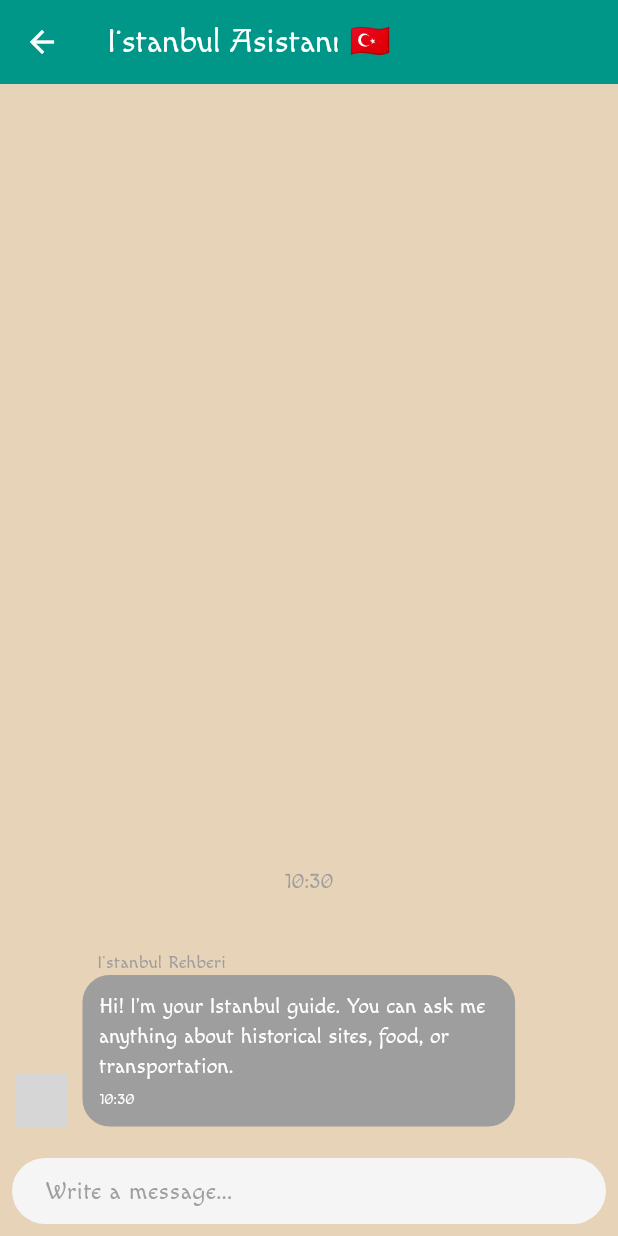
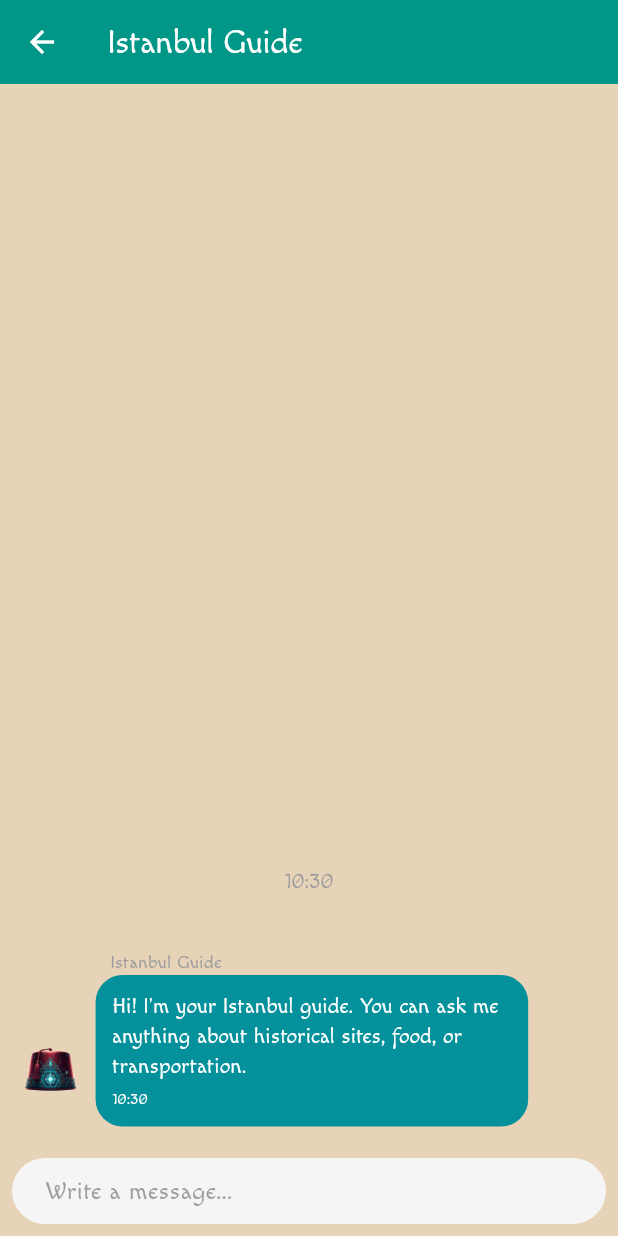
Before and after one commit to zehrayldz00/istanbulguide, a Flutter app: the GuideView screen opened directly, on a phone screen of 412 x 824 dp. Run offline on Flutter 3.47's test engine with Material 3 defaults, Android fonts, the phone set to English and light mode, and no system bars; drawn by our look-alikes of dash_chat_2; our stand-ins replace cached_network_image, cloud_firestore, dartz, equatable, firebase_auth, firebase_core and 5 more; accounts and stored records are empty; network calls fail; grey boxes are pictures that could not be loaded.

Commit message:
use cached_network_image package for popular placess images

```diff
--- a/lib/core/config/theme/app_colors.dart
+++ b/lib/core/config/theme/app_colors.dart
@@ -9,6 +9,7 @@ class AppColors{
   static const buttonTextColor = Colors.white;
 
   static const textFieldBackGroundColor = Color(0x80FFFFFF);
+  static const aiTextBackGroundColor = Color(0x24FFFFFF);
   static const hintColor = Color(0x80878787);
   static const subtitleHome = Color(0xFF878787);
   static const clickableNames = Color(0xFF515151);
--- a/lib/presentation/features/guide/pages/guide_page.dart
+++ b/lib/presentation/features/guide/pages/guide_page.dart
@@ -1,6 +1,8 @@
 import 'package:flutter/material.dart';
 import 'package:flutter_bloc/flutter_bloc.dart';
 import 'package:dash_chat_2/dash_chat_2.dart';
+import 'package:flutter_screenutil/flutter_screenutil.dart';
+import 'package:istanbulguidetwo/core/config/theme/app_colors.dart';
 import '../../../../service_locator.dart';
 import '../bloc/guide_cubit.dart';
 import '../bloc/guide_state.dart';
@@ -28,22 +30,22 @@ class _GuideViewState extends State<GuideView> {
   final ChatUser _currentUser = ChatUser(id: '1', firstName: 'Ben');
   final ChatUser _aiUser = ChatUser(
     id: '2',
-    firstName: 'İstanbul Rehberi',
-    profileImage: "https://cdn-icons-png.flaticon.com/512/4712/4712035.png",
+    firstName: 'Istanbul Guide',
+    profileImage: "assets/images/avatar.png",
   );
 
   @override
   Widget build(BuildContext context) {
     return Scaffold(
       appBar: AppBar(
-        title: const Text("İstanbul Asistanı 🇹🇷"),
+        title: const Text("Istanbul Guide"),
         backgroundColor: Colors.teal,
         foregroundColor: Colors.white,
       ),
       body: BlocBuilder<GuideCubit, GuideState>(
         builder: (context, state) {
           if (state is GuideError) {
-            return Center(child: Text("Hata: ${state.message}"));
+            return Center(child: Text("Error: ${state.message}"));
           }
 
           if (state is GuideLoaded) {
@@ -66,10 +68,30 @@ class _GuideViewState extends State<GuideView> {
                 inputTextStyle: TextStyle(color: Colors.black),
                 sendOnEnter: true,
               ),
-              messageOptions: const MessageOptions(
-                currentUserContainerColor: Colors.teal,
-                containerColor: Colors.grey,
-                textColor: Colors.white,
+              messageOptions: MessageOptions(
+                avatarBuilder: (ChatUser user, Function? onPress, Function? onLongPress) {
+                  if (user.id == _aiUser.id) {
+                    return Padding(
+                      padding: EdgeInsets.only(right: 5.w, left: 8.w,),
+                      child: Container(
+                        width: 45.w,
+                        height: 60.h,
+                        decoration: BoxDecoration(
+                          image: DecorationImage(
+                            image: AssetImage(user.profileImage ?? ''),
+                            fit: BoxFit.cover,
+                          ),
+                          color: Colors.transparent,
+
+                        ),
+                      ),
+                    );
+                  }
+                  return const SizedBox.shrink();
+                },
+                currentUserContainerColor: AppColors.x,
+                containerColor: AppColors.primary,
+                textColor: AppColors.textColor,
                 currentUserTextColor: Colors.white,
                 showTime: true,
               ),
--- a/lib/presentation/home/widgets/popular_places.dart
+++ b/lib/presentation/home/widgets/popular_places.dart
@@ -1,3 +1,4 @@
+import 'package:cached_network_image/cached_network_image.dart';
 import 'package:flutter/material.dart';
 import 'package:flutter_bloc/flutter_bloc.dart';
 import 'package:flutter_screenutil/flutter_screenutil.dart';
@@ -25,7 +26,10 @@ class PopularPlaces extends StatelessWidget {
               children: [
                 Padding(
                   padding: EdgeInsets.only(left: 11.25.w),
-                  child: Align(alignment: Alignment.centerLeft,child: _mostPopularPlacesText()),
+                  child: Align(
+                    alignment: Alignment.centerLeft,
+                    child: _mostPopularPlacesText(),
+                  ),
                 ),
                 SizedBox(height: 0.812.h),
                 _popularPlacesList(state.populars),
@@ -44,7 +48,7 @@ class PopularPlaces extends StatelessWidget {
       style: TextStyle(
         fontSize: 14.sp,
         fontFamily: 'CircularStd',
-        color: AppColors.subtitleHome
+        color: AppColors.subtitleHome,
       ),
     );
   }
@@ -54,24 +58,24 @@ class PopularPlaces extends StatelessWidget {
       height: 150.h,
       child: ListView.separated(
         scrollDirection: Axis.horizontal,
-          padding: const EdgeInsets.symmetric(
-            horizontal: 5
-          ),
-          itemBuilder: (context, index){
+        padding: const EdgeInsets.symmetric(horizontal: 5),
+        itemBuilder: (context, index) {
           return Column(
             children: [
               Container(
                 height: 90.h,
                 width: 150.w,
-                  decoration:BoxDecoration(
+                decoration: BoxDecoration(
                   color: Colors.transparent,
                   image: DecorationImage(
                     alignment: Alignment.bottomCenter,
                     fit: BoxFit.contain,
-                        image: NetworkImage(
-                          ImageDisplayHelper.generatePopularsImageURL(categories[index].image)
-                        )
-                    )
+                    image: CachedNetworkImageProvider(
+                      ImageDisplayHelper.generatePopularsImageURL(
+                        categories[index].image,
+                      ),
+                    ),
+                  ),
                 ),
               ),
               SizedBox(height: 12.18.h),
@@ -80,14 +84,14 @@ class PopularPlaces extends StatelessWidget {
                 style: TextStyle(
                   fontWeight: FontWeight.bold,
                   fontSize: 14.sp,
-                    color: AppColors.clickableNames
+                  color: AppColors.clickableNames,
                 ),
-                )
+              ),
             ],
           );
         },
         separatorBuilder: (context, index) => SizedBox(width: 11.25.w),
-          itemCount: categories.length
+        itemCount: categories.length,
       ),
     );
   }
--- a/pubspec.yaml
+++ b/pubspec.yaml
@@ -49,6 +49,7 @@ dependencies:
   flutter_markdown_plus: ^1.0.5
   envied: ^1.3.2
   equatable: ^2.0.7
+  cached_network_image: ^3.4.1
 
 dev_dependencies:
   flutter_test:
```
Also changed, not shown: assets/images/avatar.png (added), pubspec.lock, 1 other file. Lines whose indentation alone changed are shown as unchanged.
